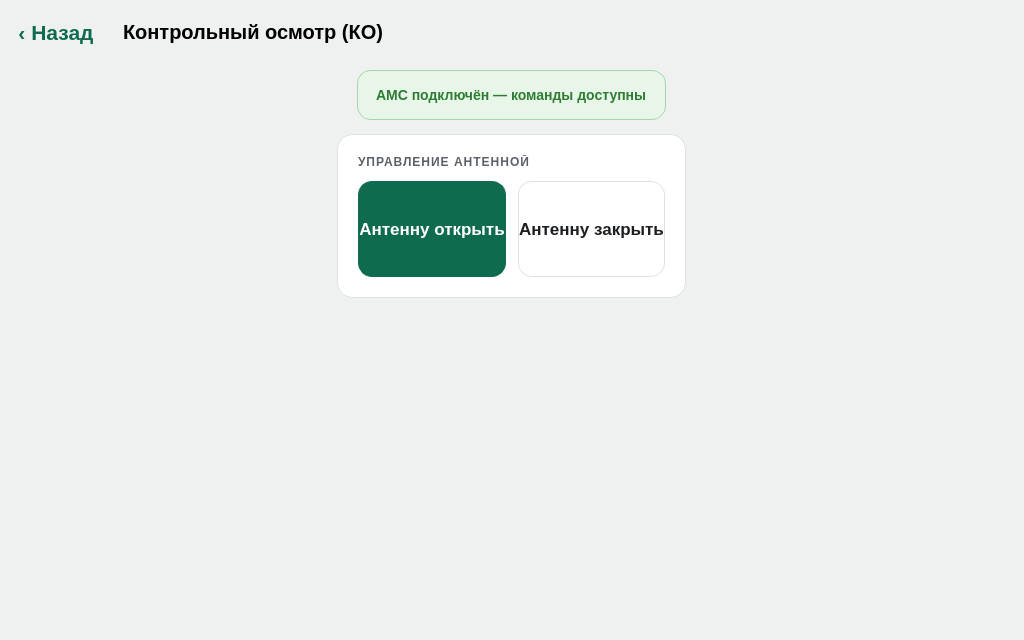
This is inspectionpage.ui in Pobryakushka/MMK as Qt 5 draws it before an edit. The edited form follows.
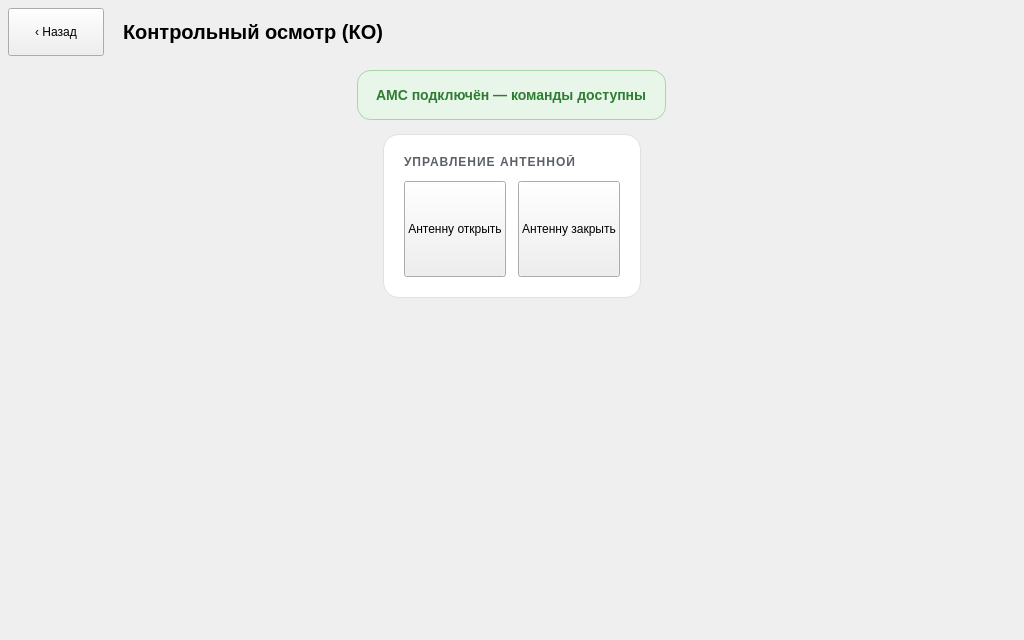
This is the edited form.

```diff
--- a/inspectionpage.ui
+++ b/inspectionpage.ui
@@ -10,9 +10,6 @@
     <height>640</height>
    </rect>
   </property>
-  <property name="styleSheet">
-   <string notr="true">background-color: #EFF1F1;</string>
-  </property>
   <layout class="QVBoxLayout" name="pageLayout">
    <property name="spacing">
     <number>0</number>
@@ -55,10 +52,6 @@
          <height>48</height>
         </size>
        </property>
-       <property name="styleSheet">
-        <string notr="true">QPushButton { font-size: 16pt; font-weight: bold; border: none; background: transparent; color: #0F6B4F; }
-QPushButton:pressed { color: #0B5A42; }</string>
-       </property>
        <property name="text">
         <string>‹ Назад</string>
        </property>
@@ -214,14 +207,6 @@
               <height>96</height>
              </size>
             </property>
-            <property name="styleSheet">
-             <string notr="true">QPushButton {
-    background-color: #0F6B4F; color: #FFFFFF; border: 1px solid #0F6B4F;
-    border-radius: 14px; font-size: 12.5pt; font-weight: 700;
-}
-QPushButton:pressed { background-color: #0B5A42; }
-QPushButton:disabled { background-color: #A9C9BE; border-color: #A9C9BE; color: #F0F5F3; }</string>
-            </property>
             <property name="text">
              <string>Антенну открыть</string>
             </property>
@@ -235,14 +220,6 @@
               <height>96</height>
              </size>
             </property>
-            <property name="styleSheet">
-             <string notr="true">QPushButton {
-    background-color: #FFFFFF; color: #1C1F22; border: 1px solid #DDE1E3;
-    border-radius: 14px; font-size: 12.5pt; font-weight: 700;
-}
-QPushButton:pressed { background-color: #E8EAEA; }
-QPushButton:disabled { background-color: #F8F8F8; color: #A0A0A0; border-color: #EDEDED; }</string>
-            </property>
             <property name="text">
              <string>Антенну закрыть</string>
             </property>
```
